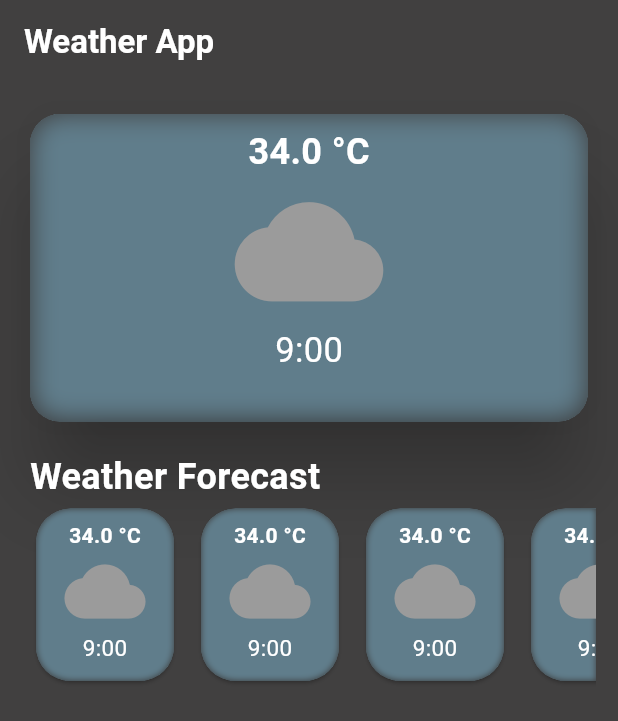
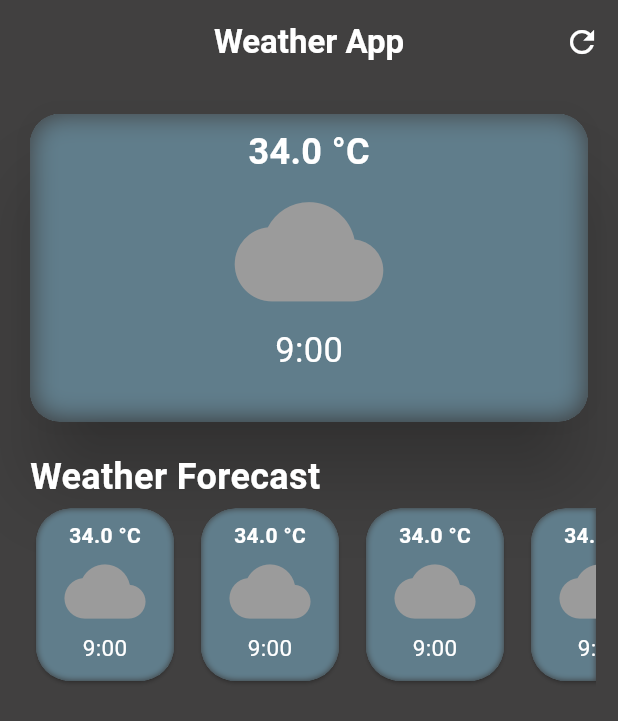
Before and after one commit to gitameerhamza/weatherApp, a Flutter app: the screen it shows after launch, on a phone screen of 412 x 824 dp. Shown: the top 721 px of the screen. Run offline on Flutter 3.47's test engine with Material 3 defaults, Android fonts, the phone set to English and light mode, and no system bars.

Commit message:
App Bar Comlete

```diff
--- a/lib/main.dart
+++ b/lib/main.dart
@@ -18,14 +18,7 @@ class MyApp extends StatelessWidget {
             ),
         home: Scaffold(
             backgroundColor: const Color.fromARGB(255, 65, 64, 64),
-            appBar: AppBar(
-              backgroundColor: const Color.fromARGB(255, 65, 64, 64),
-              title: const Text(
-                'Weather App',
-                style:
-                    TextStyle(fontWeight: FontWeight.bold, color: Colors.white),
-              ),
-            ),
+            appBar: _appBar(),
             body: Column(
               children: [
                 Padding(
@@ -114,6 +107,21 @@ class MyApp extends StatelessWidget {
             )));
   }
 
+  AppBar _appBar() {
+    return AppBar(
+            centerTitle: true,
+            backgroundColor: const Color.fromARGB(255, 65, 64, 64),
+            title: const Text(
+              'Weather App',
+              style:
+                  TextStyle(fontWeight: FontWeight.bold, color: Colors.white),
+            ),
+            actions: [
+                IconButton(onPressed: (){}, icon: const Icon(Icons.refresh),color: Colors.white,)
+            ],
+          );
+  }
+
   SizedBox newwetherCard() {
     return SizedBox(
       height: 123,
```
